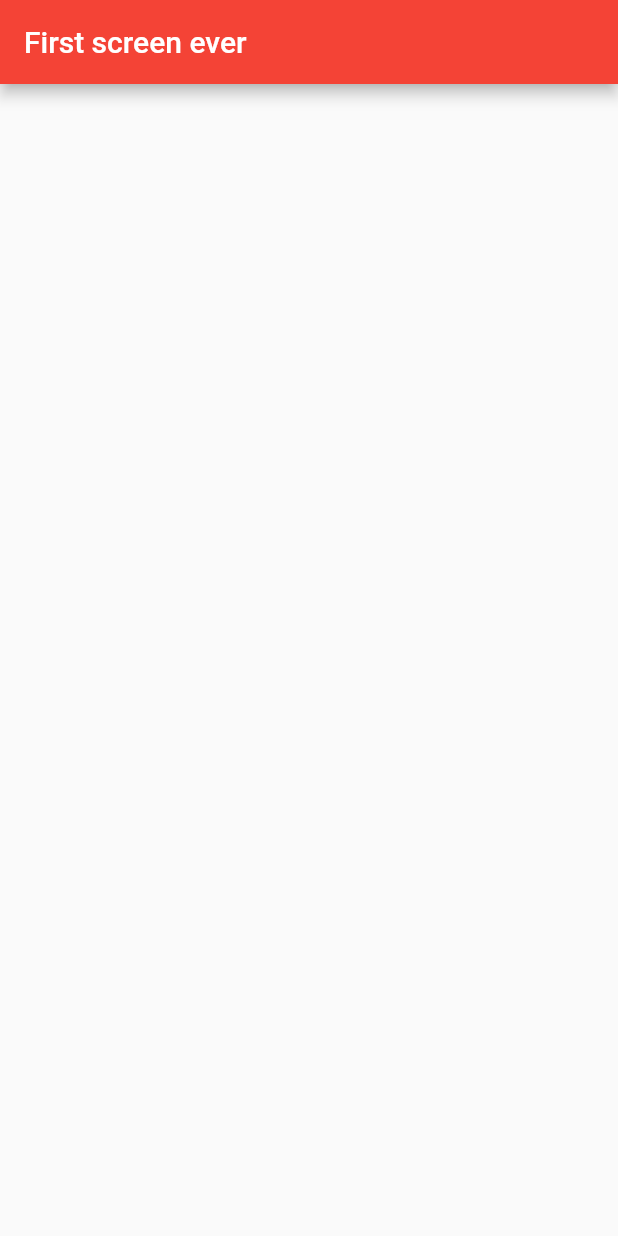
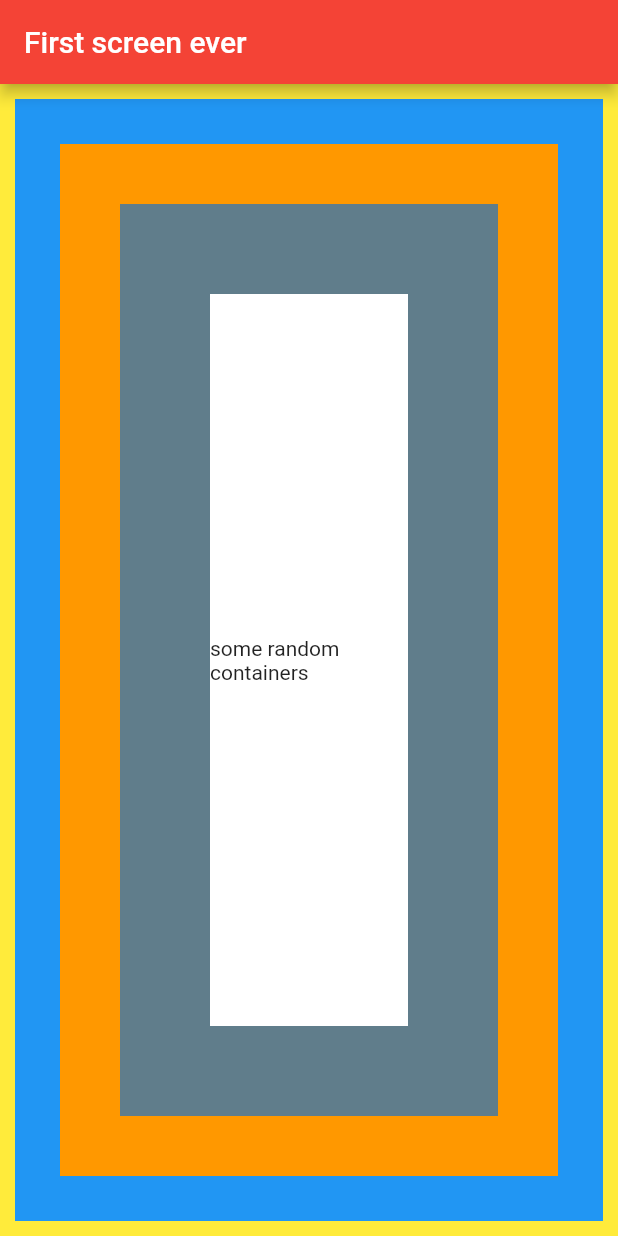
Before and after one commit to BahaEddineFrc/flutter-books-app, a Flutter app: the screen it shows after launch, on a phone screen of 412 x 824 dp. Run offline on Flutter 3.47's test engine with Material 2 defaults, Android fonts, the phone set to English and light mode, and no system bars; missing offline and left inert: dart:html.

Commit message:
play around with nested containers and paddings

```diff
--- a/books_app/lib/main.dart
+++ b/books_app/lib/main.dart
@@ -1,3 +1,5 @@
+import 'dart:html';
+
 import 'package:flutter/material.dart';
 
 /// responsible call for launching the application
@@ -22,7 +24,29 @@ class FirstScreen extends StatelessWidget {
   Widget build(BuildContext context) {
     return Scaffold(
       appBar: AppBar(title: Text('First screen ever')),
-
+      body: Container(
+        padding: EdgeInsets.all(10),
+        color: Colors.yellow,
+        child: Container(
+          color: Colors.blue,
+          child: Container(
+            margin: EdgeInsets.all(30),
+            padding: EdgeInsets.all(40),
+            color: Colors.orange,
+            child: Container(
+              color: Colors.blueGrey,
+              child: Padding(
+                padding: EdgeInsets.all(60),
+                child: Container(
+                  alignment: Alignment.center,
+                  color: Colors.white,
+                  child: Text('some random containers'),
+                ),
+              ),
+            ),
+          ),
+        ),
+      ),
     );
   }
 }
```
